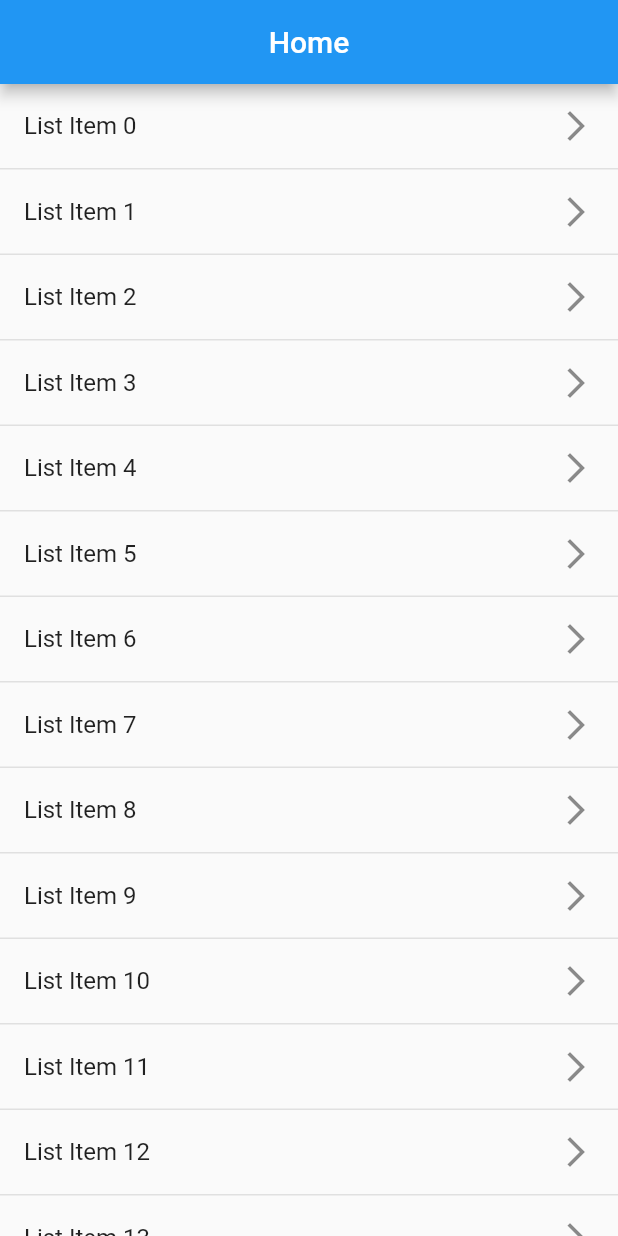
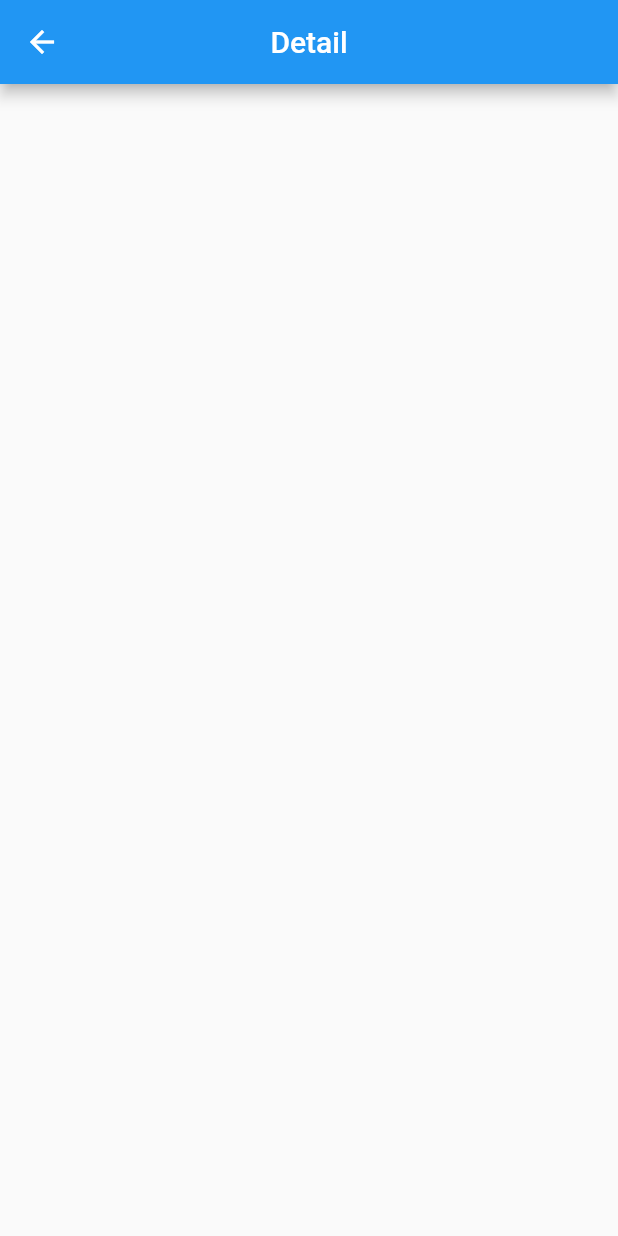
Before and after one commit to Tokenizer94/fanap_challange_flutter, a Flutter app: the screen it shows after launch, after a tap on an icon or button, on a phone screen of 412 x 824 dp. Run offline on Flutter 3.47's test engine with Material 2 defaults, Android fonts, the phone set to English and light mode, and no system bars; our stand-ins replace flutter_screenutil.

Commit message:
chore: Added provider package. Add home provider class. handle on click list items.

```diff
--- a/lib/application.dart
+++ b/lib/application.dart
@@ -1,6 +1,8 @@
-import 'package:fanap_challange_flutter/src/screens/splash/splash_page.dart';
+import 'package:fanap_challange_flutter/src/presentation/home/provider/home_provider.dart';
+import 'package:fanap_challange_flutter/src/presentation/splash/splash_page.dart';
 import 'package:flutter/material.dart';
 import 'package:flutter_screenutil/flutter_screenutil.dart';
+import 'package:provider/provider.dart';
 
 class Application extends StatelessWidget {
   const Application({Key? key}) : super(key: key);
@@ -11,12 +13,15 @@ class Application extends StatelessWidget {
       minTextAdapt: true,
       splitScreenMode: true,
       builder: () {
-        return MaterialApp(
-          debugShowCheckedModeBanner: false,
-          theme: ThemeData(
-            primarySwatch: Colors.blue,
+        return ChangeNotifierProvider(
+          create: (context) => HomeProvider(),
+          child: MaterialApp(
+            debugShowCheckedModeBanner: false,
+            theme: ThemeData(
+              primarySwatch: Colors.blue,
+            ),
+            home: const SplashPage(),
           ),
-          home: const SplashPage(),
         );
       },
     );
--- /dev/null
+++ b/lib/src/presentation/detail/detail_page.dart
@@ -0,0 +1,24 @@
+import 'package:fanap_challange_flutter/src/presentation/components/responsive_decorator_widget.dart';
+import 'package:fanap_challange_flutter/src/presentation/detail/detail_view_mobile.dart';
+import 'package:flutter/material.dart';
+
+class DetailPage extends StatelessWidget {
+  const DetailPage({ Key? key }) : super(key: key);
+
+  @override
+  Widget build(BuildContext context) {
+    //TODO: Remove hardcoded text
+    const String _appbarTitle = 'Detail';
+    return Scaffold(
+      appBar: AppBar(
+        centerTitle: true,
+        title: const Text(_appbarTitle),
+      ),
+      body: const ResponsiveDecoratorWidget(
+        mobile: DetailViewMobile(),
+        tablet: DetailViewMobile(),
+        desktop: DetailViewMobile(),
+      ),
+    );
+  }
+}
--- /dev/null
+++ b/lib/src/presentation/detail/detail_view_mobile.dart
@@ -0,0 +1,12 @@
+import 'package:flutter/material.dart';
+
+class DetailViewMobile extends StatelessWidget {
+  const DetailViewMobile({ Key? key }) : super(key: key);
+
+  @override
+  Widget build(BuildContext context) {
+    return Container(
+
+    );
+  }
+}
--- a/lib/src/screens/home/home_page.dart
+++ b/lib/src/presentation/home/home_page.dart
@@ -1,6 +1,6 @@
-import 'package:fanap_challange_flutter/src/components/responsive_decorator_widget.dart';
-import 'package:fanap_challange_flutter/src/screens/home/home_view_mobile.dart';
-import 'package:fanap_challange_flutter/src/screens/home/home_view_tablet.dart';
+import 'package:fanap_challange_flutter/src/presentation/components/responsive_decorator_widget.dart';
+import 'package:fanap_challange_flutter/src/presentation/home/home_view_mobile.dart';
+import 'package:fanap_challange_flutter/src/presentation/home/home_view_tablet.dart';
 import 'package:flutter/material.dart';
 
 class HomePage extends StatelessWidget {
--- a/lib/src/screens/home/home_view_mobile.dart
+++ b/lib/src/presentation/home/home_view_mobile.dart
@@ -1,4 +1,7 @@
+import 'package:fanap_challange_flutter/src/presentation/detail/detail_page.dart';
+import 'package:fanap_challange_flutter/src/presentation/home/provider/home_provider.dart';
 import 'package:flutter/material.dart';
+import 'package:provider/provider.dart';
 
 class HomeViewMobile extends StatelessWidget {
   const HomeViewMobile({Key? key}) : super(key: key);
@@ -30,9 +33,19 @@ class _ListItemWidget extends StatelessWidget {
     return ListTile(
       title: Text('List Item $index'),
       trailing: const Icon(Icons.arrow_forward_ios_outlined),
-      onTap: _onTapListItem,
+      selected: context.watch<HomeProvider>().selectedItemIndex == index,
+      selectedColor: Colors.pink,
+      selectedTileColor: Colors.pink.shade200,
+      onTap: () => _onTapListItem(context),
     );
   }
 
-  void _onTapListItem() {}
+  void _onTapListItem(BuildContext context) {
+    /// Change selected item index in home provider
+    context.read<HomeProvider>().selectedItemIndex = index;
+    Navigator.push(
+      context,
+      MaterialPageRoute(builder: (_) => const DetailPage()),
+    );
+  }
 }
--- /dev/null
+++ b/lib/src/presentation/home/provider/home_provider.dart
@@ -0,0 +1,15 @@
+import 'package:flutter/material.dart';
+
+class HomeProvider extends ChangeNotifier {
+  /// `Variables`
+  int _selectedItemIndex = 0;
+
+  ///  `Getters`
+  int get selectedItemIndex => _selectedItemIndex;
+
+  ///  `Setters`
+  set selectedItemIndex(int value) {
+    _selectedItemIndex = value;
+    notifyListeners();
+  }
+}
--- a/lib/src/screens/splash/splash_page.dart
+++ b/lib/src/presentation/splash/splash_page.dart
@@ -1,6 +1,6 @@
-import 'package:fanap_challange_flutter/src/components/responsive_decorator_widget.dart';
-import 'package:fanap_challange_flutter/src/screens/home/home_page.dart';
-import 'package:fanap_challange_flutter/src/screens/splash/splash_view_mobile.dart';
+import 'package:fanap_challange_flutter/src/presentation/components/responsive_decorator_widget.dart';
+import 'package:fanap_challange_flutter/src/presentation/home/home_page.dart';
+import 'package:fanap_challange_flutter/src/presentation/splash/splash_view_mobile.dart';
 import 'package:flutter/material.dart';
 
 class SplashPage extends StatelessWidget {
--- a/pubspec.yaml
+++ b/pubspec.yaml
@@ -12,6 +12,7 @@ dependencies:
   flutter:
     sdk: flutter
   flutter_screenutil: ^5.3.1
+  provider: ^6.0.2
 
 dev_dependencies:
   flutter_lints: ^1.0.0
```
Also changed, not shown: lib/src/presentation/components/responsive_decorator_widget.dart (renamed from lib/src/components/responsive_decorator_widget.dart), lib/src/presentation/home/home_view_tablet.dart (renamed from lib/src/screens/home/home_view_tablet.dart), lib/src/presentation/splash/splash_view_mobile.dart (renamed from lib/src/screens/splash/splash_view_mobile.dart).
